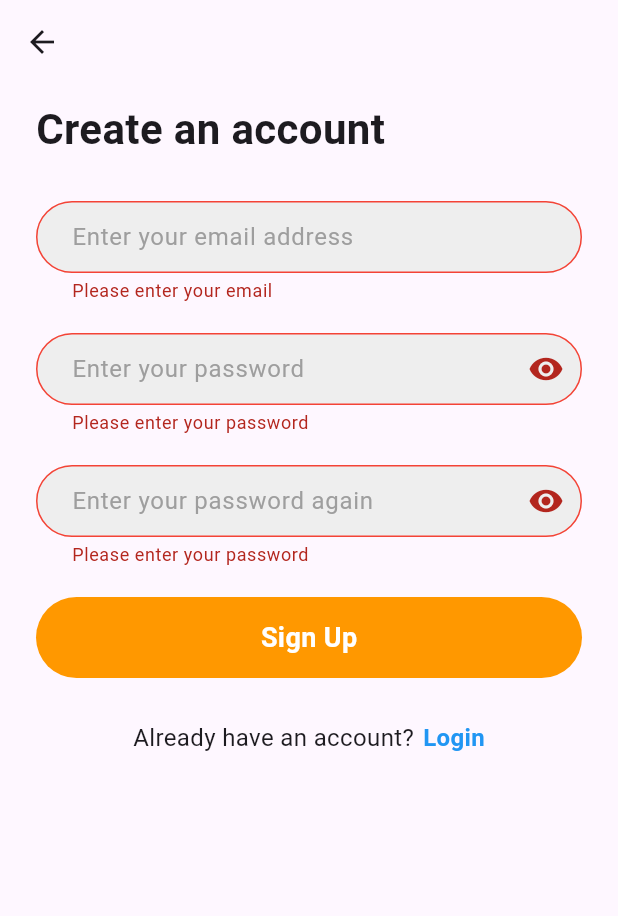
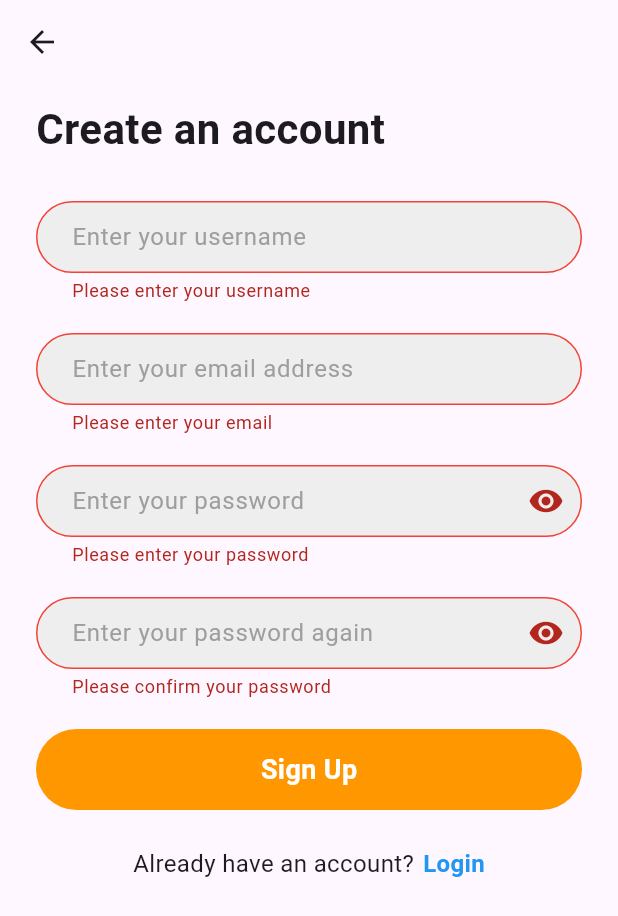
Before and after one commit to 0-ks-0/cset270-fp2-campus-connect, a Flutter app: the SignUpPage screen opened directly, after a tap on "Sign Up", on a phone screen of 412 x 824 dp. Shown: the top 916 px of the screen. Run offline on Flutter 3.47's test engine with Material 3 defaults, Android fonts, the phone set to English and light mode, and no system bars; our stand-ins replace cloud_firestore, firebase_auth, firebase_core; accounts and stored records are empty.

Commit message:
merged everything together

```diff
--- a/lib/screens/register_screen.dart
+++ b/lib/screens/register_screen.dart
@@ -1,22 +1,20 @@
 import "package:flutter/material.dart";
-
 import "package:campus_connect/util/text_field.dart";
 import "package:campus_connect/util/primary_button.dart";
+import "package:campus_connect/screens/login_screen.dart";
+import "package:campus_connect/services/auth_service.dart";
 
-import "package:campus_connect/screens/login_screen.dart";
-
-class SignUpPage extends StatefulWidget
-{
+class SignUpPage extends StatefulWidget {
   const SignUpPage({super.key});
 
   @override
   State<SignUpPage> createState() => _SignUpPageState();
 }
 
-class _SignUpPageState extends State<SignUpPage>
-{
+class _SignUpPageState extends State<SignUpPage> {
   final formKey = GlobalKey<FormState>();
 
+  final controllerUsername = TextEditingController();
   final controllerEmail = TextEditingController();
   final controllerPassword = TextEditingController();
   final controllerPasswordConfirm = TextEditingController();
@@ -26,214 +24,180 @@ class _SignUpPageState extends State<SignUpPage>
 
   String errorMessage = "";
 
-  // Toggle password visibility
-  void togglePasswordVisibility()
-  {
-    setState(()
-    {
+  @override
+  void dispose() {
+    controllerUsername.dispose();
+    controllerEmail.dispose();
+    controllerPassword.dispose();
+    controllerPasswordConfirm.dispose();
+    super.dispose();
+  }
+
+  void togglePasswordVisibility() {
+    setState(() {
       passwordIsObscure = !passwordIsObscure;
     });
   }
 
-  // Toggle password visibility
-  void togglePasswordConfirmVisibility()
-  {
-    setState(()
-    {
+  void togglePasswordConfirmVisibility() {
+    setState(() {
       passwordConfirmIsObscure = !passwordConfirmIsObscure;
     });
   }
 
   @override
-  Widget build(BuildContext context)
-  {
+  Widget build(BuildContext context) {
     return Scaffold(
       appBar: AppBar(),
 
       body: SafeArea(
         child: Padding(
           padding: const EdgeInsets.symmetric(horizontal: 24, vertical: 10),
+          child: Column(
+            crossAxisAlignment: CrossAxisAlignment.start,
+            children: [
+              const Text(
+                "Create an account",
+                style: TextStyle(fontSize: 28, fontWeight: FontWeight.bold),
+              ),
+              const SizedBox(height: 28),
 
-          child: Column(
-            mainAxisAlignment: MainAxisAlignment.start,
-            crossAxisAlignment: CrossAxisAlignment.start,
-
-            spacing: 28,
-
-            children: [
-              // Header
-              Text(
-                "Create an account",
-
-                style: TextStyle(
-                  fontSize: 28,
-                  fontWeight: FontWeight.bold
-                ),
-              ),
-
-              // Form
               Form(
                 key: formKey,
-
                 child: Column(
-                  spacing: 20,
-
                   children: [
-                    // Email input
+                    // Username
                     MyTextField(
-                      controller: controllerEmail,
-
-                      hintText: "Enter your email address",
+                      controller: controllerUsername,
+                      hintText: "Enter your username",
                       obscureText: false,
-
                       suffixIcon: null,
-
-                      validator: (value)
-                      {
-                        if (value == null || value.isEmpty)
-                        {
-                          return "Please enter your email";
+                      validator: (value) {
+                        if (value == null || value.isEmpty) {
+                          return "Please enter your username";
                         }
-
-                        String pattern = r"^[a-zA-Z0-9._%+-]+@[a-zA-Z0-9.-]+\.[a-zA-Z]{2,4}$";
-                        RegExp regex = RegExp(pattern);
-
-                        if (!regex.hasMatch(value))
-                        {
-                          return "Please enter a valid email";
-                        }
-
                         return null;
                       },
                     ),
+                    const SizedBox(height: 20),
 
-                    // Password input
+                    // Email
                     MyTextField(
-                      controller: controllerPassword,
-
-                      hintText: "Enter your password",
-                      obscureText: passwordIsObscure,
-
-                      suffixIcon: IconButton(
-                        onPressed: togglePasswordVisibility,
-                        icon: Icon(
-                          passwordIsObscure ? Icons.visibility : Icons.visibility_off
-                        ),
-                      ),
-
-                      validator: (value)
-                      {
-                        if (value == null || value.isEmpty)
-                        {
-                          return "Please enter your password";
+                      controller: controllerEmail,
+                      hintText: "Enter your email address",
+                      obscureText: false,
+                      suffixIcon: null,
+                      validator: (value) {
+                        if (value == null || value.isEmpty) {
+                          return "Please enter your email";
                         }
-
-                        if (controllerPassword.text != controllerPasswordConfirm.text)
-                        {
-                          errorMessage += "Passwords do not match";
-                          return "Passwords do not match";
+                        final pattern = r"^[a-zA-Z0-9._%+-]+@[a-zA-Z0-9.-]+\.[a-zA-Z]{2,4}$";
+                        final regex = RegExp(pattern);
+                        if (!regex.hasMatch(value)) {
+                          return "Please enter a valid email";
                         }
-
                         return null;
                       },
                     ),
+                    const SizedBox(height: 20),
 
-                    // Confirm password input
+                    // Password
                     MyTextField(
-                      controller: controllerPasswordConfirm,
-
-                      hintText: "Enter your password again",
-                      obscureText: passwordConfirmIsObscure,
-
+                      controller: controllerPassword,
+                      hintText: "Enter your password",
+                      obscureText: passwordIsObscure,
                       suffixIcon: IconButton(
-                        onPressed: togglePasswordConfirmVisibility,
-                        icon: Icon(
-                          passwordConfirmIsObscure ? Icons.visibility : Icons.visibility_off
-                        ),
+                        onPressed: togglePasswordVisibility,
+                        icon: Icon(passwordIsObscure ? Icons.visibility : Icons.visibility_off),
                       ),
-
-                      validator: (value)
-                      {
-                        if (value == null || value.isEmpty)
-                        {
+                      validator: (value) {
+                        if (value == null || value.isEmpty) {
                           return "Please enter your password";
                         }
-
-                        if (controllerPassword.text != controllerPasswordConfirm.text)
-                        {
-                          errorMessage += "Passwords do not match";
+                        if (controllerPassword.text != controllerPasswordConfirm.text) {
                           return "Passwords do not match";
                         }
-
                         return null;
                       },
                     ),
+                    const SizedBox(height: 20),
 
-                    // Sign up button
+                    // Confirm Password
+                    MyTextField(
+                      controller: controllerPasswordConfirm,
+                      hintText: "Enter your password again",
+                      obscureText: passwordConfirmIsObscure,
+                      suffixIcon: IconButton(
+                        onPressed: togglePasswordConfirmVisibility,
+                        icon: Icon(passwordConfirmIsObscure ? Icons.visibility : Icons.visibility_off),
+                      ),
+                      validator: (value) {
+                        if (value == null || value.isEmpty) {
+                          return "Please confirm your password";
+                        }
+                        if (controllerPassword.text != controllerPasswordConfirm.text) {
+                          return "Passwords do not match";
+                        }
+                        return null;
+                      },
+                    ),
+                    const SizedBox(height: 20),
+
+                    // Submit Button
                     PrimaryButton(
-                      onTap: ()
-                      {
-                        if (formKey.currentState == null)
-                        {
+                      text: "Sign Up",
+                      onTap: () async {
+                        if (formKey.currentState == null) return;
+
+                        if (!formKey.currentState!.validate()) {
                           return;
                         }
 
-                        // Fails validation
-                        if (!formKey.currentState!.validate())
-                        {
-                          formKey.currentState!.save();
+                        final username = controllerUsername.text.trim();
+                        final email = controllerEmail.text.trim();
+                        final password = controllerPassword.text.trim();
 
-                          return;
-                        }
+                        final authService = AuthService();
 
-                        // Success
-                        Navigator.pushAndRemoveUntil(
-                          context,
-                          MaterialPageRoute(builder: (context) => LoginPage()),
-                          (r) => false
-                        );
+                        authService.register(context, email, password, username).then((user) {
+                          if (user != null) {
+                            ScaffoldMessenger.of(context).showSnackBar(
+                              const SnackBar(content: Text("Account created successfully! Please log in.")),
+                            );
+                            Navigator.pushAndRemoveUntil(
+                              context,
+                              MaterialPageRoute(builder: (context) => const LoginPage()),
+                                  (r) => false,
+                            );
+                          }
+                        }).catchError((error) {
+                          ScaffoldMessenger.of(context).showSnackBar(
+                            SnackBar(content: Text(error.toString())),
+                          );
+                        });
                       },
-
-                      text: "Sign Up",
-                    )
-
+                    ),
                   ],
                 ),
               ),
 
-              // Login link
+              const SizedBox(height: 24),
+
               Row(
                 mainAxisAlignment: MainAxisAlignment.center,
-
-                spacing: 6,
-
                 children: [
-                  // Already have an account
-                  Text(
-                    "Already have an account?",
-
-                    style: TextStyle(
-                      fontSize: 16,
-                    ),
-                  ),
-
-                  // Login Link
+                  const Text("Already have an account?", style: TextStyle(fontSize: 16)),
+                  const SizedBox(width: 6),
                   GestureDetector(
-                    onTap: ()
-                    {
+                    onTap: () {
                       Navigator.push(
                         context,
-                        MaterialPageRoute(builder: (context) => LoginPage()),
+                        MaterialPageRoute(builder: (context) => const LoginPage()),
                       );
                     },
-
-                    child: Text(
+                    child: const Text(
                       "Login",
-                      style: TextStyle(
-                        color: Colors.blue,
-                        fontSize: 16,
-                        fontWeight: FontWeight.w600
-                      ),
+                      style: TextStyle(color: Colors.blue, fontSize: 16, fontWeight: FontWeight.w600),
                     ),
                   ),
                 ],
--- a/lib/screens/test.dart
+++ b/lib/screens/test.dart
@@ -1,7 +1,8 @@
 import "package:flutter/material.dart";
+import 'package:intl/intl.dart';
+
 
 import "package:cloud_firestore/cloud_firestore.dart";
-import 'package:intl/intl.dart';
 
 import "package:campus_connect/services/firestore_service.dart";
 
--- a/pubspec.yaml
+++ b/pubspec.yaml
@@ -35,7 +35,10 @@ dependencies:
   # Use with the CupertinoIcons class for iOS style icons.
   cupertino_icons: ^1.0.8
   firebase_core: ^3.13.0
-
+  permission_handler: ^11.0.0
+  firebase_auth: ^5.5.1
+  cloud_firestore: ^5.6.7
+  intl: ^0.18.0
 dev_dependencies:
   flutter_test:
     sdk: flutter
```
Also changed, not shown: lib/models/post.dart (+27 -13 lines), lib/screens/create_post_screen.dart (+38 -39 lines), lib/screens/home_screen.dart (+107 -139 lines), pubspec.lock.
